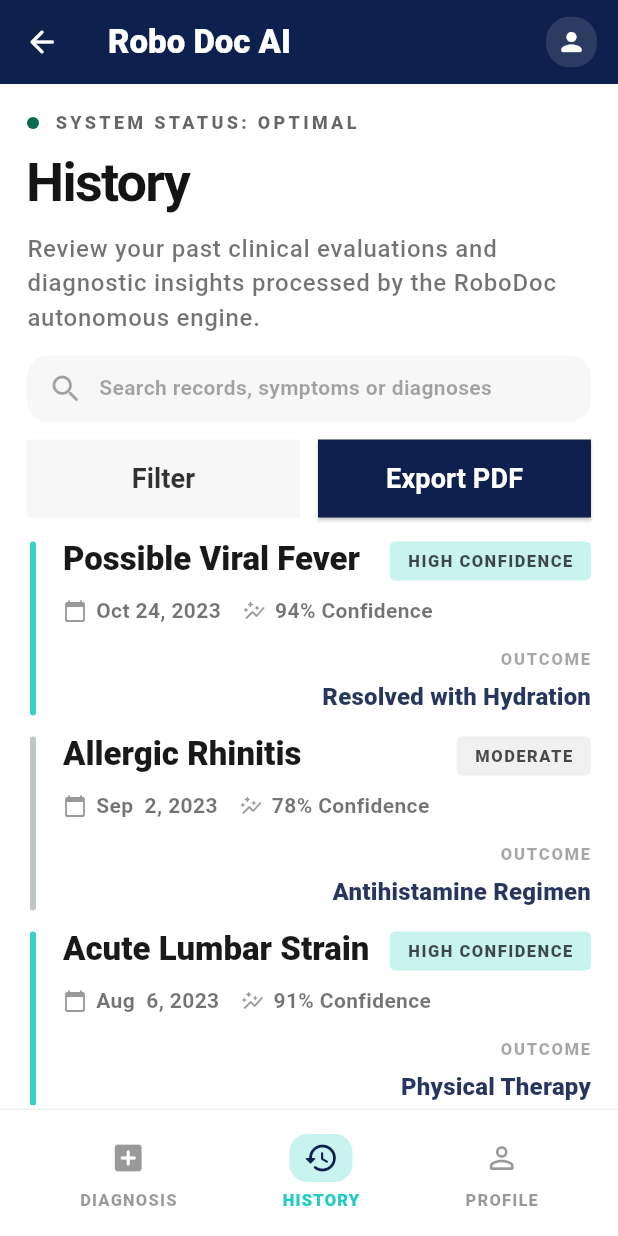
After one commit to maisha-fariha/robodoc, a Flutter app: the HistoryPage screen opened by its route, on a phone screen of 412 x 824 dp. The commit adds this screen. Run offline on Flutter 3.47's test engine with Material 3 defaults, Android fonts, the phone set to English and light mode, and no system bars; our stand-ins replace connectivity_plus, dartz, dio, firebase_auth, firebase_core, flutter_screenutil and 6 more; accounts and stored records are empty.

Commit message:
feat: implement clinical history page and navigation
- Add `HistoryPage` with a list of past clinical evaluations, confidence scores, and health summary metrics.
- Define `AppRoutes.history` and update `AppPages` to include the new route.
- Update `ResultsPage` navigation bar to support routing to the history page and placeholders for profile actions.
- Implement `_BottomBar` and `_BottomItem` components with `InkWell` for interactive navigation between Diagnosis, History, and Profile tabs.
- Add "Export PDF" and search functionality placeholders to the history interface.

```diff
--- /dev/null
+++ b/lib/pages/history_page.dart
@@ -0,0 +1,560 @@
+import 'package:flutter/material.dart';
+import 'package:get/get.dart';
+
+import '../routes/app_routes.dart';
+
+class HistoryPage extends StatelessWidget {
+  const HistoryPage({super.key});
+
+  static const _primary = Color(0xFF0E204D);
+  static const _secondary = Color(0xFF21CDC0);
+
+  @override
+  Widget build(BuildContext context) {
+    final textTheme = Theme.of(context).textTheme;
+
+    final items = <_HistoryItem>[
+      const _HistoryItem(
+        title: 'Possible Viral Fever',
+        date: 'Oct 24, 2023',
+        confidence: 0.94,
+        tag: 'HIGH CONFIDENCE',
+        outcome: 'Resolved with Hydration',
+      ),
+      const _HistoryItem(
+        title: 'Allergic Rhinitis',
+        date: 'Sep  2, 2023',
+        confidence: 0.78,
+        tag: 'MODERATE',
+        outcome: 'Antihistamine Regimen',
+      ),
+      const _HistoryItem(
+        title: 'Acute Lumbar Strain',
+        date: 'Aug  6, 2023',
+        confidence: 0.91,
+        tag: 'HIGH CONFIDENCE',
+        outcome: 'Physical Therapy',
+      ),
+      const _HistoryItem(
+        title: 'Tension Headache',
+        date: 'Jul 19, 2023',
+        confidence: 0.83,
+        tag: 'MODERATE',
+        outcome: 'Stress Management',
+      ),
+    ];
+
+    return Scaffold(
+      backgroundColor: Colors.white,
+      appBar: AppBar(
+        backgroundColor: _primary,
+        foregroundColor: Colors.white,
+        elevation: 0,
+        leading: IconButton(
+          onPressed: () => Get.back(),
+          icon: const Icon(Icons.arrow_back_rounded),
+        ),
+        title: const Text(
+          'Robo Doc AI',
+          style: TextStyle(fontWeight: FontWeight.w900),
+        ),
+        actions: [
+          Padding(
+            padding: const EdgeInsets.only(right: 14),
+            child: ClipRRect(
+              borderRadius: BorderRadius.circular(16),
+              child: Container(
+                width: 34,
+                height: 34,
+                color: Colors.white.withValues(alpha: 0.12),
+                child: const Icon(Icons.person_rounded, size: 20),
+              ),
+            ),
+          ),
+        ],
+      ),
+      bottomNavigationBar: const _BottomBar(selected: _NavTab.history),
+      body: SafeArea(
+        top: false,
+        child: SingleChildScrollView(
+          padding: const EdgeInsets.fromLTRB(18, 18, 18, 18),
+          child: Column(
+            crossAxisAlignment: CrossAxisAlignment.start,
+            children: [
+              Row(
+                children: [
+                  Container(
+                    width: 8,
+                    height: 8,
+                    decoration: BoxDecoration(
+                      color: const Color(0xFF0A6B4E),
+                      shape: BoxShape.circle,
+                    ),
+                  ),
+                  const SizedBox(width: 10),
+                  Text(
+                    'SYSTEM STATUS: OPTIMAL',
+                    style: textTheme.labelMedium?.copyWith(
+                      color: Colors.black.withValues(alpha: 0.6),
+                      fontWeight: FontWeight.w900,
+                      letterSpacing: 2.2,
+                    ),
+                  ),
+                ],
+              ),
+              const SizedBox(height: 10),
+              Text(
+                'History',
+                style: textTheme.displaySmall?.copyWith(
+                  fontWeight: FontWeight.w600,
+                  letterSpacing: -1.2,
+                  color: Colors.black.withValues(alpha: 0.92),
+                ),
+              ),
+              const SizedBox(height: 10),
+              Text(
+                'Review your past clinical evaluations and diagnostic insights processed by the RoboDoc autonomous engine.',
+                style: textTheme.bodyLarge?.copyWith(
+                  color: Colors.black.withValues(alpha: 0.55),
+                  height: 1.45,
+                  fontWeight: FontWeight.w500,
+                ),
+              ),
+              const SizedBox(height: 14),
+              Container(
+                padding: const EdgeInsets.symmetric(horizontal: 14, vertical: 10),
+                decoration: BoxDecoration(
+                  color: Colors.black.withValues(alpha: 0.03),
+                  borderRadius: BorderRadius.circular(14),
+                ),
+                child: Row(
+                  children: [
+                    Icon(Icons.search_rounded,
+                        color: Colors.black.withValues(alpha: 0.35)),
+                    const SizedBox(width: 10),
+                    Expanded(
+                      child: Text(
+                        'Search records, symptoms or diagnoses',
+                        style: textTheme.bodyMedium?.copyWith(
+                          color: Colors.black.withValues(alpha: 0.35),
+                          height: 1.2,
+                          fontWeight: FontWeight.w700,
+                        ),
+                      ),
+                    ),
+                  ],
+                ),
+              ),
+              const SizedBox(height: 12),
+              Row(
+                children: [
+                  Expanded(
+                    child: SizedBox(
+                      height: 52,
+                      child: TextButton(
+                        onPressed: () {},
+                        style: TextButton.styleFrom(
+                          backgroundColor: Colors.black.withValues(alpha: 0.03),
+                          foregroundColor: Colors.black.withValues(alpha: 0.8),
+                          shape: RoundedRectangleBorder(
+                            borderRadius: BorderRadius.circular(0),
+                          ),
+                        ),
+                        child: const Text(
+                          'Filter',
+                          style: TextStyle(fontWeight: FontWeight.w700, fontSize: 18),
+                        ),
+                      ),
+                    ),
+                  ),
+                  const SizedBox(width: 12),
+                  Expanded(
+                    child: SizedBox(
+                      height: 52,
+                      child: ElevatedButton(
+                        onPressed: () {},
+                        style: ElevatedButton.styleFrom(
+                          backgroundColor: _primary,
+                          foregroundColor: Colors.white,
+                          shape: RoundedRectangleBorder(
+                            borderRadius: BorderRadius.circular(0),
+                          ),
+                        ),
+                        child: const Text(
+                          'Export PDF',
+                          style: TextStyle(fontWeight: FontWeight.w700, fontSize: 18),
+                        ),
+                      ),
+                    ),
+                  ),
+                ],
+              ),
+              const SizedBox(height: 16),
+              ...items.expand((i) sync* {
+                yield _HistoryCard(item: i);
+                if (i != items.last) yield const SizedBox(height: 14);
+              }),
+              const SizedBox(height: 18),
+              Text(
+                'INTELLIGENCE SUMMARY',
+                style: textTheme.labelLarge?.copyWith(
+                  color: Colors.black.withValues(alpha: 0.45),
+                  fontWeight: FontWeight.w900,
+                  letterSpacing: 1.2,
+                ),
+              ),
+              const SizedBox(height: 10),
+              Container(
+                width: double.infinity,
+                padding: const EdgeInsets.all(16),
+                decoration: BoxDecoration(
+                  color: Colors.black.withValues(alpha: 0.03),
+                  borderRadius: BorderRadius.circular(16),
+                ),
+                child: Text(
+                  'Based on your clinical history, there is a 14% decrease in acute symptomatic triggers over the last quarter. Robo Doc recommends maintaining current preventative measures.',
+                  style: textTheme.bodyLarge?.copyWith(
+                    color: Colors.black.withValues(alpha: 0.6),
+                    height: 1.2,
+                    fontWeight: FontWeight.w600,
+                  ),
+                ),
+              ),
+              const SizedBox(height: 14),
+              Container(
+                width: double.infinity,
+                padding: const EdgeInsets.fromLTRB(22, 22, 22, 22),
+                decoration: BoxDecoration(
+                  color: _primary,
+                  borderRadius: BorderRadius.circular(16),
+                ),
+                child: Column(
+                  crossAxisAlignment: CrossAxisAlignment.start,
+                  children: [
+                    const Icon(
+                      Icons.assignment_turned_in_outlined,
+                      color: Colors.white,
+                      size: 30,
+                    ),
+                    const SizedBox(height: 26),
+                    Text(
+                      'Health Score',
+                      style: textTheme.displaySmall?.copyWith(
+                        color: Colors.white,
+                        fontWeight: FontWeight.w600,
+                        letterSpacing: -0.4,
+                      ),
+                    ),
+                    const SizedBox(height: 10),
+                    Text(
+                      'Aggregate diagnostic stability score',
+                      style: textTheme.titleSmall?.copyWith(
+                        color: Colors.white.withValues(alpha: 0.65),
+                        fontWeight: FontWeight.w500,
+                      ),
+                    ),
+                    const SizedBox(height: 18),
+                    Row(
+                      crossAxisAlignment: CrossAxisAlignment.end,
+                      children: [
+                        Text(
+                          '88',
+                          style: textTheme.displayMedium?.copyWith(
+                            color: Colors.white,
+                            fontWeight: FontWeight.w600,
+                            letterSpacing: -2.0,
+                            height: 0.95,
+                          ),
+                        ),
+                        const SizedBox(width: 8),
+                        Padding(
+                          padding: const EdgeInsets.only(bottom: 14),
+                          child: Text(
+                            '/100',
+                            style: textTheme.headlineSmall?.copyWith(
+                              color: Colors.white.withValues(alpha: 0.45),
+                              fontWeight: FontWeight.w700,
+                              letterSpacing: -0.6,
+                            ),
+                          ),
+                        ),
+                      ],
+                    ),
+                  ],
+                ),
+              ),
+              const SizedBox(height: 12),
+            ],
+          ),
+        ),
+      ),
+    );
+  }
+}
+
+class _HistoryItem {
+  final String title;
+  final String date;
+  final double confidence;
+  final String tag;
+  final String outcome;
+
+  const _HistoryItem({
+    required this.title,
+    required this.date,
+    required this.confidence,
+    required this.tag,
+    required this.outcome,
+  });
+}
+
+class _HistoryCard extends StatelessWidget {
+  final _HistoryItem item;
+  const _HistoryCard({required this.item});
+
+  static const _primary = Color(0xFF0E204D);
+  static const _secondary = Color(0xFF21CDC0);
+  static const _mutedBar = Color(0xFFBFC6C5);
+
+  @override
+  Widget build(BuildContext context) {
+    final textTheme = Theme.of(context).textTheme;
+    final pct = (item.confidence * 100).round();
+    final isHigh = item.tag.toUpperCase().contains('HIGH');
+    final barColor = isHigh ? _secondary.withValues(alpha: 0.9) : _mutedBar;
+    final tagBg = isHigh
+        ? _secondary.withValues(alpha: 0.25)
+        : Colors.black.withValues(alpha: 0.06);
+    final tagFg = Colors.black.withValues(alpha: 0.7);
+
+    return Container(
+      width: double.infinity,
+      padding: const EdgeInsets.only(left: 2),
+      child: IntrinsicHeight(
+        child: Row(
+          crossAxisAlignment: CrossAxisAlignment.start,
+          children: [
+            Container(
+              width: 4,
+              decoration: BoxDecoration(
+                color: barColor,
+                borderRadius: BorderRadius.circular(99),
+              ),
+            ),
+            const SizedBox(width: 18),
+            Expanded(
+              child: Column(
+                crossAxisAlignment: CrossAxisAlignment.start,
+                children: [
+                  Row(
+                    crossAxisAlignment: CrossAxisAlignment.start,
+                    children: [
+                      Expanded(
+                        child: Text(
+                          item.title,
+                          style: textTheme.titleLarge?.copyWith(
+                            fontWeight: FontWeight.w900,
+                            color: Colors.black.withValues(alpha: 0.9),
+                            height: 1.08,
+                          ),
+                        ),
+                      ),
+                      const SizedBox(width: 10),
+                      Container(
+                        padding: const EdgeInsets.symmetric(
+                          horizontal: 12,
+                          vertical: 7,
+                        ),
+                        decoration: BoxDecoration(
+                          color: tagBg,
+                          borderRadius: BorderRadius.circular(4),
+                        ),
+                        child: Text(
+                          item.tag,
+                          textAlign: TextAlign.center,
+                          style: textTheme.labelSmall?.copyWith(
+                            color: tagFg,
+                            fontWeight: FontWeight.w800,
+                            height: 1.1,
+                            letterSpacing: 1.0,
+                          ),
+                        ),
+                      ),
+                    ],
+                  ),
+                  const SizedBox(height: 10),
+                  Row(
+                    children: [
+                      Icon(
+                        Icons.calendar_today_rounded,
+                        size: 16,
+                        color: Colors.black.withValues(alpha: 0.4),
+                      ),
+                      const SizedBox(width: 6),
+                      Text(
+                        item.date,
+                        style: textTheme.bodyMedium?.copyWith(
+                          color: Colors.black.withValues(alpha: 0.55),
+                          fontWeight: FontWeight.w600,
+                        ),
+                      ),
+                      const SizedBox(width: 14),
+                      Icon(
+                        Icons.auto_graph_rounded,
+                        size: 16,
+                        color: Colors.black.withValues(alpha: 0.4),
+                      ),
+                      const SizedBox(width: 6),
+                      Text(
+                        '$pct% Confidence',
+                        style: textTheme.bodyMedium?.copyWith(
+                          color: Colors.black.withValues(alpha: 0.55),
+                          fontWeight: FontWeight.w600,
+                        ),
+                      ),
+                    ],
+                  ),
+                  const SizedBox(height: 14),
+                  Align(
+                    alignment: Alignment.centerRight,
+                    child: Text(
+                      'OUTCOME',
+                      style: textTheme.labelSmall?.copyWith(
+                        color: Colors.black.withValues(alpha: 0.35),
+                        fontWeight: FontWeight.w900,
+                        letterSpacing: 1.2,
+                      ),
+                    ),
+                  ),
+                  const SizedBox(height: 6),
+                  Align(
+                    alignment: Alignment.centerRight,
+                    child: Text(
+                      item.outcome,
+                      style: textTheme.titleMedium?.copyWith(
+                        color: _primary.withValues(alpha: 0.9),
+                        fontWeight: FontWeight.w900,
+                      ),
+                    ),
+                  ),
+                ],
+              ),
+            ),
+          ],
+        ),
+      ),
+    );
+  }
+}
+
+enum _NavTab { diagnosis, history, profile }
+
+class _BottomBar extends StatelessWidget {
+  final _NavTab selected;
+  const _BottomBar({required this.selected});
+
+  static const _primary = Color(0xFF0E204D);
+  static const _secondary = Color(0xFF21CDC0);
+
+  @override
+  Widget build(BuildContext context) {
+    return Container(
+      padding: const EdgeInsets.symmetric(horizontal: 18, vertical: 10),
+      decoration: BoxDecoration(
+        color: Colors.white,
+        border: Border(top: BorderSide(color: Colors.black.withValues(alpha: 0.06))),
+      ),
+      child: Row(
+        mainAxisAlignment: MainAxisAlignment.spaceAround,
+        children: [
+          _BottomItem(
+            icon: Icons.add_box_rounded,
+            label: 'DIAGNOSIS',
+            selected: selected == _NavTab.diagnosis,
+            onTap: () => Get.offAllNamed(AppRoutes.results),
+          ),
+          _BottomItem(
+            icon: Icons.history_rounded,
+            label: 'HISTORY',
+            selected: selected == _NavTab.history,
+            onTap: () => Get.offAllNamed(AppRoutes.history),
+          ),
+          _BottomItem(
+            icon: Icons.person_outline_rounded,
+            label: 'PROFILE',
+            selected: selected == _NavTab.profile,
+            onTap: () => Get.snackbar('Profile', 'Coming soon'),
+          ),
+        ],
+      ),
+    );
+  }
+
+  static Widget _pillIcon(IconData icon, bool selected) {
+    final color = selected ? _secondary : Colors.black.withValues(alpha: 0.4);
+    return Container(
+      width: 42,
+      height: 32,
+      decoration: BoxDecoration(
+        color: selected ? _secondary.withValues(alpha: 0.25) : Colors.transparent,
+        borderRadius: BorderRadius.circular(12),
+      ),
+      child: Icon(icon, color: selected ? _primary : color),
+    );
+  }
+}
+
+class _BottomItem extends StatelessWidget {
+  final IconData icon;
+  final String label;
+  final bool selected;
+  final VoidCallback onTap;
+
+  const _BottomItem({
+    required this.icon,
+    required this.label,
+    required this.selected,
+    required this.onTap,
+  });
+
+  static const _secondary = Color(0xFF21CDC0);
+
+  @override
+  Widget build(BuildContext context) {
+    final color = selected ? _secondary : Colors.black.withValues(alpha: 0.4);
+    return InkWell(
+      onTap: onTap,
+      borderRadius: BorderRadius.circular(14),
+      child: Padding(
+        padding: const EdgeInsets.symmetric(horizontal: 10, vertical: 6),
+        child: Column(
+          mainAxisSize: MainAxisSize.min,
+          children: [
+            Container(
+              width: 42,
+              height: 32,
+              decoration: BoxDecoration(
+                color: selected ? _secondary.withValues(alpha: 0.25) : Colors.transparent,
+                borderRadius: BorderRadius.circular(12),
+              ),
+              child: Icon(
+                icon,
+                color: selected ? const Color(0xFF0E204D) : color,
+              ),
+            ),
+            const SizedBox(height: 4),
+            Text(
+              label,
+              style: TextStyle(
+                fontSize: 11,
+                fontWeight: FontWeight.w900,
+                letterSpacing: 0.8,
+                color: color,
+              ),
+            ),
+          ],
+        ),
+      ),
+    );
+  }
+}
--- a/lib/pages/results_page.dart
+++ b/lib/pages/results_page.dart
@@ -601,10 +601,25 @@ class _BottomBar extends StatelessWidget {
       ),
       child: Row(
         mainAxisAlignment: MainAxisAlignment.spaceAround,
-        children: const [
-          _BottomItem(icon: Icons.add_box_rounded, label: 'DIAGNOSIS', selected: true),
-          _BottomItem(icon: Icons.history_rounded, label: 'HISTORY', selected: false),
-          _BottomItem(icon: Icons.person_outline_rounded, label: 'PROFILE', selected: false),
+        children: [
+          _BottomItem(
+            icon: Icons.add_box_rounded,
+            label: 'DIAGNOSIS',
+            selected: true,
+            onTap: () {},
+          ),
+          _BottomItem(
+            icon: Icons.history_rounded,
+            label: 'HISTORY',
+            selected: false,
+            onTap: () => Get.offAllNamed(AppRoutes.history),
+          ),
+          _BottomItem(
+            icon: Icons.person_outline_rounded,
+            label: 'PROFILE',
+            selected: false,
+            onTap: () => Get.snackbar('Profile', 'Coming soon'),
+          ),
         ],
       ),
     );
@@ -615,11 +630,13 @@ class _BottomItem extends StatelessWidget {
   final IconData icon;
   final String label;
   final bool selected;
+  final VoidCallback onTap;
 
   const _BottomItem({
     required this.icon,
     required this.label,
     required this.selected,
+    required this.onTap,
   });
 
   static const _primary = Color(0xFF0E204D);
@@ -628,7 +645,12 @@ class _BottomItem extends StatelessWidget {
   @override
   Widget build(BuildContext context) {
     final color = selected ? _secondary : Colors.black.withValues(alpha: 0.4);
-    return Column(
+    return InkWell(
+      onTap: onTap,
+      borderRadius: BorderRadius.circular(14),
+      child: Padding(
+        padding: const EdgeInsets.symmetric(horizontal: 10, vertical: 6),
+        child: Column(
           mainAxisSize: MainAxisSize.min,
           children: [
             Container(
@@ -651,6 +673,8 @@ class _BottomItem extends StatelessWidget {
               ),
             ),
           ],
+        ),
+      ),
     );
   }
 }
--- a/lib/routes/app_pages.dart
+++ b/lib/routes/app_pages.dart
@@ -1,6 +1,7 @@
 import 'package:get/get.dart';
 
 import '../pages/home_page.dart';
+import '../pages/history_page.dart';
 import '../pages/assessment_page.dart';
 import '../pages/login_page.dart';
 import '../pages/results_page.dart';
@@ -29,5 +30,9 @@ class AppPages {
       name: AppRoutes.results,
       page: () => const ResultsPage(),
     ),
+    GetPage(
+      name: AppRoutes.history,
+      page: () => const HistoryPage(),
+    ),
   ];
 }
--- a/lib/routes/app_routes.dart
+++ b/lib/routes/app_routes.dart
@@ -4,4 +4,5 @@ abstract class AppRoutes {
   static const home = '/home';
   static const assessment = '/assessment';
   static const results = '/results';
+  static const history = '/history';
 }
```
Lines whose indentation alone changed are shown as unchanged.
